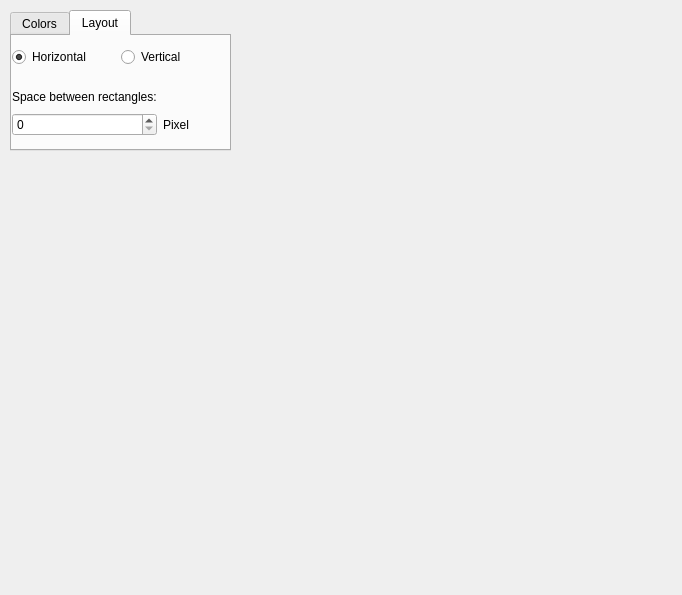
This is contents/ui/config.ui in xdarklight/keystate-plasmoid as Qt 5 draws it before an edit. The edited form follows.
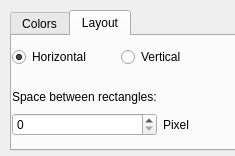
This is the edited form. Custom widgets are drawn as their Qt base class.

Commit message: more improvments for the config dialog

```diff
--- a/contents/ui/config.ui
+++ b/contents/ui/config.ui
@@ -6,10 +6,16 @@
    <rect>
     <x>0</x>
     <y>0</y>
-    <width>682</width>
-    <height>595</height>
+    <width>235</width>
+    <height>156</height>
    </rect>
   </property>
+  <property name="minimumSize">
+   <size>
+    <width>235</width>
+    <height>156</height>
+   </size>
+  </property>
   <property name="windowTitle">
    <string>Form</string>
   </property>
@@ -18,14 +24,14 @@
     <rect>
      <x>10</x>
      <y>10</y>
-     <width>221</width>
+     <width>231</width>
      <height>141</height>
     </rect>
    </property>
    <property name="minimumSize">
     <size>
-     <width>200</width>
-     <height>121</height>
+     <width>231</width>
+     <height>141</height>
     </size>
    </property>
    <property name="currentIndex">
```
Left out of the diff: 10 changed lines with no effect on the pictures.
